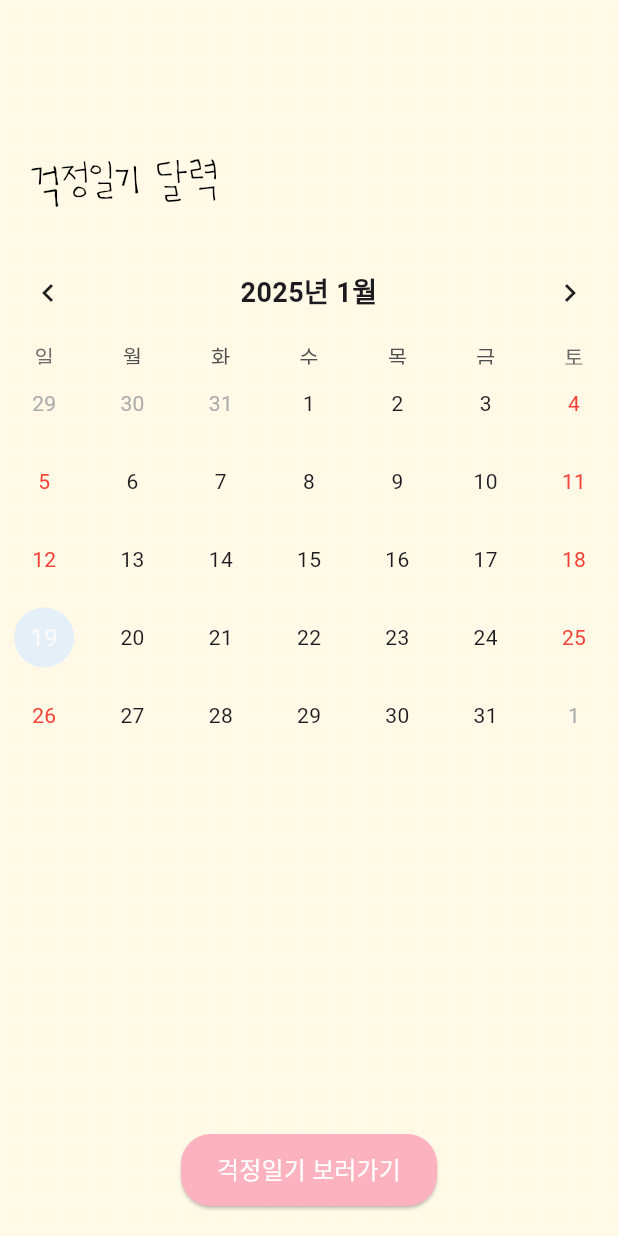
After one commit to sojeongyy/Molib4Week, a Flutter app: the DiaryCalendarPage screen opened directly, after a tap on "걱정일기 보러가기", on a phone screen of 412 x 824 dp. The commit adds this screen. Run offline on Flutter 3.47's test engine with Material 3 defaults, Android fonts, the phone set to English and light mode, and no system bars; drawn by our look-alikes of table_calendar; Roboto replaces fonts that are missing (ongle).

Commit message:
calendar add

```diff
--- /dev/null
+++ b/worrydoll/lib/DiaryCalendar/DiaryCalendarPage.dart
@@ -0,0 +1,128 @@
+import 'package:flutter/material.dart';
+import 'package:table_calendar/table_calendar.dart';
+
+import '../core/colors.dart';
+
+class DiaryCalendarPage extends StatefulWidget {
+  @override
+  _DiaryCalendarPageState createState() => _DiaryCalendarPageState();
+}
+
+class _DiaryCalendarPageState extends State<DiaryCalendarPage> {
+  DateTime _focusedDay = DateTime.now();
+  DateTime? _selectedDay;
+
+  @override
+  Widget build(BuildContext context) {
+    return Scaffold(
+      body: Container(
+        width: double.infinity, // 부모 크기를 화면 전체로 설정
+        height: double.infinity,
+        color: AppColors.yellow,
+        child: CustomPaint(
+        painter: GridBackgroundPainter(), // 격자무늬 추가
+        //color: AppColors.yellow,
+        child: Column(
+        crossAxisAlignment: CrossAxisAlignment.start, // 왼쪽 정렬
+        children: [
+          // 상단 제목
+          Padding(
+            padding: const EdgeInsets.fromLTRB(20, 100, 0, 20), // 위치 조정
+            child: Text(
+              '걱정일기 달력',
+              style: TextStyle(
+                fontFamily: 'baby', // 원하는 폰트 설정
+                fontSize: 30,
+                //fontWeight: FontWeight.bold,
+                color: Colors.black, // 색상 설정
+              ),
+            ),
+          ),
+          // 캘린더
+          Expanded(
+            child: TableCalendar(
+              locale: 'ko_KR', // 한국어로 설정
+              firstDay: DateTime.utc(2000, 1, 1), // 캘린더 시작 날짜
+              lastDay: DateTime.utc(2100, 12, 31), // 캘린더 끝 날짜
+              focusedDay: _focusedDay,
+              selectedDayPredicate: (day) => isSameDay(_selectedDay, day),
+              onDaySelected: (selectedDay, focusedDay) {
+                setState(() {
+                  _selectedDay = selectedDay;
+                  _focusedDay = focusedDay; // 캘린더가 현재 페이지를 유지
+                });
+              },
+              calendarStyle: CalendarStyle(
+                selectedDecoration: BoxDecoration(
+                  color: AppColors.pink,
+                  shape: BoxShape.circle,
+                ),
+                todayDecoration: BoxDecoration(
+                  color: AppColors.blue,
+                  shape: BoxShape.circle,
+                ),
+                weekendTextStyle: TextStyle(color: Colors.red),
+              ),
+              headerStyle: HeaderStyle(
+                formatButtonVisible: false, // 월/주 보기 전환 버튼 숨김
+                titleCentered: true,
+                titleTextStyle:
+                TextStyle(fontSize: 18, fontWeight: FontWeight.bold),
+              ),
+            ),
+          ),
+          // 버튼
+          Padding(
+            padding: const EdgeInsets.only(bottom: 20), // 아래쪽 여백
+            child: Center(
+              child: ElevatedButton(
+                onPressed: () {
+                  // 선택된 날짜로 특정 동작 수행
+                  print('선택한 날짜: $_selectedDay');
+                },
+                style: ElevatedButton.styleFrom(
+                  backgroundColor: AppColors.pink,
+                  padding: const EdgeInsets.symmetric(
+                      horizontal: 24, vertical: 12),
+                  shape: RoundedRectangleBorder(
+                    borderRadius: BorderRadius.circular(20),
+                  ),
+                ),
+                child: Text('걱정일기 보러가기',
+                    style: TextStyle(color: Colors.white, fontSize: 16)),
+              ),
+            ),
+          ),
+        ],
+        ),
+        ),
+      ),
+    );
+  }
+}
+
+class GridBackgroundPainter extends CustomPainter {
+  @override
+  void paint(Canvas canvas, Size size) {
+    final paint = Paint()
+      ..color = Colors.white.withOpacity(0.3) // 격자 색상 (반투명 흰색)
+      ..strokeWidth = 1.0;
+
+    const gridSize = 20.0; // 격자 간격
+
+    // 세로선 그리기
+    for (double x = 0; x <= size.width; x += gridSize) {
+      canvas.drawLine(Offset(x, 0), Offset(x, size.height), paint);
+    }
+
+    // 가로선 그리기
+    for (double y = 0; y <= size.height; y += gridSize) {
+      canvas.drawLine(Offset(0, y), Offset(size.width, y), paint);
+    }
+  }
+
+  @override
+  bool shouldRepaint(covariant CustomPainter oldDelegate) {
+    return false;
+  }
+}
--- /dev/null
+++ b/worrydoll/lib/DiaryCover/DiaryPageView.dart
@@ -0,0 +1,18 @@
+import 'package:flutter/material.dart';
+
+import '../DiaryCalendar/DiaryCalendarPage.dart';
+import 'DiaryCoverPage.dart';
+
+class DiaryPageView extends StatelessWidget {
+  @override
+  Widget build(BuildContext context) {
+    return Scaffold(
+      body: PageView(
+        children: [
+          DiaryCoverPage(),
+          DiaryCalendarPage(),
+        ],
+      ),
+    );
+  }
+}
--- a/worrydoll/lib/core/home_with_bottom_bar.dart
+++ b/worrydoll/lib/core/home_with_bottom_bar.dart
@@ -1,5 +1,6 @@
 import 'package:flutter/material.dart';
 import 'package:worrydoll/DiaryCover/DiaryCoverPage.dart';
+import 'package:worrydoll/DiaryCover/DiaryPageView.dart';
 import 'package:worrydoll/WorryDoll/WorryDollHelloPage.dart';
 
 import 'colors.dart';
@@ -16,7 +17,7 @@ class _HomeWithBottomBarState extends State<HomeWithBottomBar> {
   // 예시 스크린
   final List<Widget> _screens = [
     WorryDollHelloPage(),
-    DiaryCoverPage(),
+    DiaryPageView(),
   ];
 
   @override
--- a/worrydoll/lib/main.dart
+++ b/worrydoll/lib/main.dart
@@ -1,11 +1,13 @@
 import 'package:flutter/material.dart';
+import 'package:intl/date_symbol_data_local.dart';
 import 'SelectDoll/SelectDollPage.dart';
 import 'core/colors.dart';
 import 'core/home_with_bottom_bar.dart';
 
 
 
-void main() {
+void main() async {
+  await initializeDateFormatting();
   runApp(MyApp());
 }
 
--- a/worrydoll/pubspec.yaml
+++ b/worrydoll/pubspec.yaml
@@ -34,6 +34,8 @@ dependencies:
   # The following adds the Cupertino Icons font to your application.
   # Use with the CupertinoIcons class for iOS style icons.
   cupertino_icons: ^1.0.8
+  table_calendar: ^3.0.8
+  intl: ^0.20.1
 
 dev_dependencies:
   flutter_test:
```
Also changed, not shown: worrydoll/pubspec.lock.
